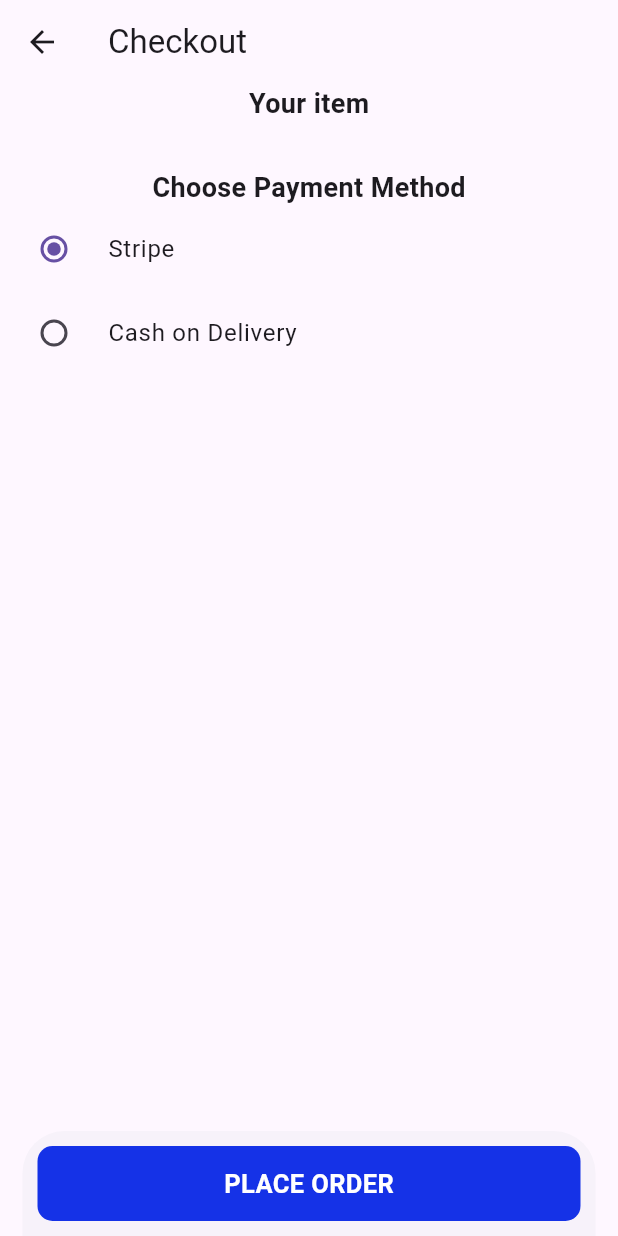
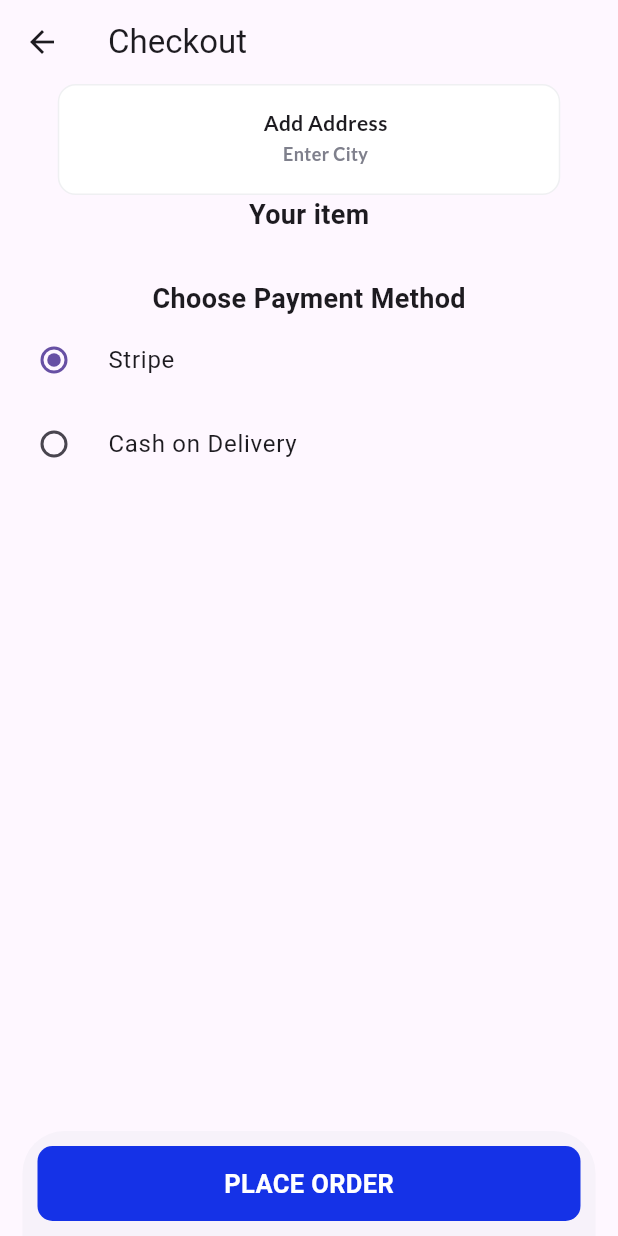
Before and after one commit to FuanjiaRyan/My-Store-App, a Flutter app: the CheckoutScreen screen opened directly, on a phone screen of 412 x 824 dp. Run offline on Flutter 3.47's test engine with Material 3 defaults, Android fonts, the phone set to English and light mode, and no system bars; our stand-ins replace badges, cached_network_image, cloud_firestore, firebase_auth, firebase_core, flutter_riverpod and 2 more; accounts and stored records are empty.

Commit message:
added shipping button

```diff
--- a/lib/views/screens/inner_screens/checkout_screen.dart
+++ b/lib/views/screens/inner_screens/checkout_screen.dart
@@ -28,6 +28,85 @@ class _checkoutScreenState extends ConsumerState<CheckoutScreen> {
         child: Column(
           crossAxisAlignment: CrossAxisAlignment.center,
           children: [
+            InkWell(
+              onTap: () {},
+              child: SizedBox(
+                width: 335,
+                height: 74,
+                child: Stack(
+                  clipBehavior: Clip.none,
+                  children: [
+                    Positioned(
+                      top: 0,
+                      left: 0,
+                      child: Container(
+                        width: 335,
+                        height: 74,
+                        clipBehavior: Clip.hardEdge,
+                        decoration: BoxDecoration(
+                          color: Colors.white,
+                          border: Border.all(color: Color(0xffeff0f2)),
+                          borderRadius: BorderRadius.circular(12),
+                        ),
+                      ),
+                    ),
+                    Positioned(
+                      left: 70,
+                      top: 17,
+                      child: SizedBox(
+                        width: 215,
+                        height: 41,
+                        child: Stack(
+                          clipBehavior: Clip.none,
+                          children: [
+                            Positioned(
+                              left: -1,
+                              top: -1,
+                              child: SizedBox(
+                                width: 219,
+                                child: Column(
+                                  mainAxisAlignment:
+                                      MainAxisAlignment.spaceBetween,
+                                  mainAxisSize: MainAxisSize.min,
+                                  children: [
+                                    Align(
+                                      alignment: Alignment.center,
+                                      child: Text(
+                                        'Add Address',
+                                        style: GoogleFonts.getFont(
+                                          'Lato',
+                                          fontSize: 14,
+                                          fontWeight: FontWeight.w600,
+                                          height: 1.3,
+                                        ),
+                                      ),
+                                    ),
+                                    SizedBox(height: 5),
+                                    Align(
+                                      alignment: Alignment.center,
+                                      child: Text(
+                                        'Enter City',
+                                        style: GoogleFonts.getFont(
+                                          'Lato',
+                                          fontSize: 12,
+                                          fontWeight: FontWeight.w600,
+                                          height: 1.3,
+                                          color: Color(0xff7f808c),
+                                        ),
+                                      ),
+                                    ),
+                                  ],
+                                ),
+                              ),
+                            ),
+                          ],
+                        ),
+                      ),
+                    ),
+                  ],
+                ),
+              ),
+            ),
             Text(
               'Your item',
               style: TextStyle(fontSize: 18, fontWeight: FontWeight.bold),
```
